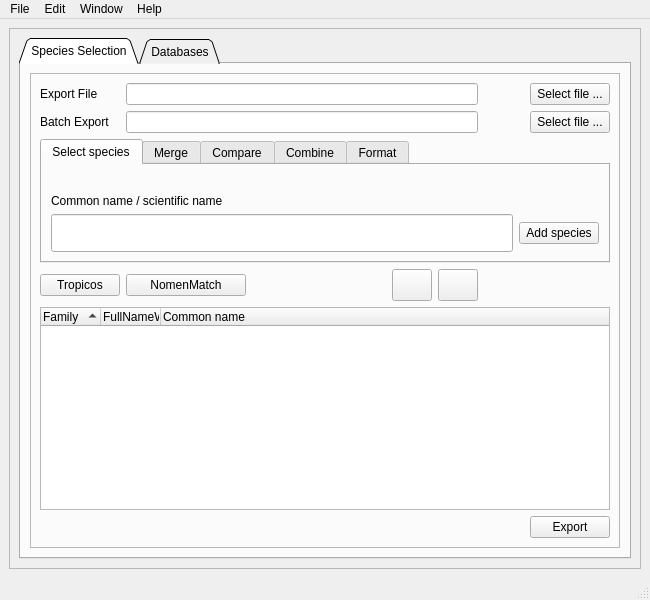
The window that src/ui/ui_main.ui (TaiBON/checklister) describes before a commit, drawn with Qt 5.
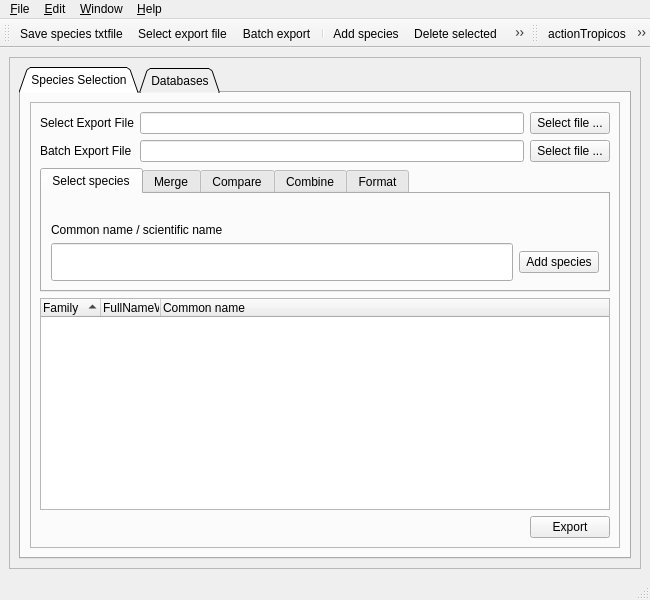
The same window after the commit. Icons and pictures are not drawn.

Commit message: redesign the ui 1. add toolbar 2. remove tropicos/nomenmatch search push buttons 3. change the app icon

```diff
--- a/src/ui/ui_main.ui
+++ b/src/ui/ui_main.ui
@@ -41,7 +41,7 @@
          <x>0</x>
          <y>0</y>
          <width>624</width>
-         <height>538</height>
+         <height>500</height>
         </rect>
        </property>
        <layout class="QGridLayout" name="gridLayout_4">
@@ -91,20 +91,48 @@
                <enum>QFrame::Raised</enum>
               </property>
               <layout class="QGridLayout" name="gridLayout_2">
-               <item row="1" column="8">
-                <widget class="QPushButton" name="butSlist">
+               <item row="1" column="2">
+                <widget class="QLineEdit" name="lineSlist">
                  <property name="sizePolicy">
-                  <sizepolicy hsizetype="Minimum" vsizetype="Fixed">
+                  <sizepolicy hsizetype="Expanding" vsizetype="Fixed">
                    <horstretch>0</horstretch>
                    <verstretch>0</verstretch>
                   </sizepolicy>
                  </property>
+                </widget>
+               </item>
+               <item row="1" column="0" colspan="2">
+                <widget class="QLabel" name="labelBatch">
+                 <property name="sizePolicy">
+                  <sizepolicy hsizetype="Fixed" vsizetype="Minimum">
+                   <horstretch>0</horstretch>
+                   <verstretch>0</verstretch>
+                  </sizepolicy>
+                 </property>
                  <property name="text">
-                  <string>Select file ...</string>
+                  <string>Batch Export File</string>
                  </property>
                 </widget>
                </item>
-               <item row="2" column="0" colspan="9">
+               <item row="4" column="3">
+                <widget class="QPushButton" name="butGenerateSp">
+                 <property name="sizePolicy">
+                  <sizepolicy hsizetype="Minimum" vsizetype="Maximum">
+                   <horstretch>0</horstretch>
+                   <verstretch>0</verstretch>
+                  </sizepolicy>
+                 </property>
+                 <property name="styleSheet">
+                  <string notr="true">QPushButton#butGenerateSp{
+	qproperty-icon: url(:images/export2.png);
+}</string>
+                 </property>
+                 <property name="text">
+                  <string>Export</string>
+                 </property>
+                </widget>
+               </item>
+               <item row="2" column="0" colspan="4">
                 <widget class="QTabWidget" name="tabWidget_2">
                  <property name="sizePolicy">
                   <sizepolicy hsizetype="Expanding" vsizetype="Minimum">
@@ -454,43 +482,62 @@
                  </widget>
                 </widget>
                </item>
-               <item row="1" column="0">
-                <widget class="QLabel" name="labelBatch">
+               <item row="1" column="3">
+                <widget class="QPushButton" name="butSlist">
                  <property name="sizePolicy">
-                  <sizepolicy hsizetype="Preferred" vsizetype="Minimum">
+                  <sizepolicy hsizetype="Minimum" vsizetype="Fixed">
                    <horstretch>0</horstretch>
                    <verstretch>0</verstretch>
                   </sizepolicy>
                  </property>
                  <property name="text">
-                  <string>Batch Export</string>
+                  <string>Select file ...</string>
                  </property>
                 </widget>
                </item>
-               <item row="0" column="0">
+               <item row="0" column="2">
+                <widget class="QLineEdit" name="lineOutputFilename">
+                 <property name="sizePolicy">
+                  <sizepolicy hsizetype="Expanding" vsizetype="Fixed">
+                   <horstretch>0</horstretch>
+                   <verstretch>0</verstretch>
+                  </sizepolicy>
+                 </property>
+                 <property name="text">
+                  <string/>
+                 </property>
+                </widget>
+               </item>
+               <item row="0" column="0" colspan="2">
                 <widget class="QLabel" name="labelExportFile">
                  <property name="sizePolicy">
-                  <sizepolicy hsizetype="Preferred" vsizetype="Minimum">
+                  <sizepolicy hsizetype="Fixed" vsizetype="Minimum">
                    <horstretch>0</horstretch>
                    <verstretch>0</verstretch>
                   </sizepolicy>
                  </property>
                  <property name="text">
-                  <string>Export File</string>
+                  <string>Select Export File</string>
                  </property>
                 </widget>
                </item>
-               <item row="1" column="1" colspan="6">
-                <widget class="QLineEdit" name="lineSlist">
+               <item row="0" column="3">
+                <widget class="QPushButton" name="butSelectOutput">
                  <property name="sizePolicy">
-                  <sizepolicy hsizetype="Expanding" vsizetype="Fixed">
+                  <sizepolicy hsizetype="Minimum" vsizetype="Fixed">
                    <horstretch>0</horstretch>
                    <verstretch>0</verstretch>
                   </sizepolicy>
                  </property>
+                 <property name="toolTip">
+                  <string>&lt;html&gt;&lt;head/&gt;&lt;body&gt;&lt;p&gt;Select export checklist file. Supported file formats: Microsoft Word 2007 (.docx), Open document format (.odt), markdown (.md). Default is docx and markdown.&lt;/p&gt;&lt;/body&gt;&lt;/html&gt;</string>
+                 </property>
+                 <property name="text">
+                  <string>Select file ...</string>
+                 </property>
                 </widget>
                </item>
-               <item row="4" column="0" colspan="9">
+               <item row="3" column="0" colspan="4">
                 <widget class="QTreeWidget" name="treeWidget">
                  <property name="sizePolicy">
                   <sizepolicy hsizetype="Expanding" vsizetype="Expanding">
@@ -557,155 +604,6 @@
                  </column>
                 </widget>
                </item>
-               <item row="3" column="0">
-                <widget class="QPushButton" name="butTropicos">
-                 <property name="toolTip">
-                  <string extracomment="Search Tropicos.org database">&lt;html&gt;&lt;head/&gt;&lt;body&gt;&lt;p&gt;Search Tropicos database&lt;/p&gt;&lt;/body&gt;&lt;/html&gt;</string>
-                 </property>
-                 <property name="whatsThis">
-                  <string>&lt;html&gt;&lt;head/&gt;&lt;body&gt;&lt;p&gt;Search Tropicos database&lt;/p&gt;&lt;/body&gt;&lt;/html&gt;</string>
-                 </property>
-                 <property name="styleSheet">
-                  <string notr="true">QPushButton#butTropicos{
-	qproperty-icon: url(:images/search.svg);
-}</string>
-                 </property>
-                 <property name="text">
-                  <string>Tropicos</string>
-                 </property>
-                </widget>
-               </item>
-               <item row="0" column="8">
-                <widget class="QPushButton" name="butSelectOutput">
-                 <property name="sizePolicy">
-                  <sizepolicy hsizetype="Minimum" vsizetype="Fixed">
-                   <horstretch>0</horstretch>
-                   <verstretch>0</verstretch>
-                  </sizepolicy>
-                 </property>
-                 <property name="toolTip">
-                  <string>&lt;html&gt;&lt;head/&gt;&lt;body&gt;&lt;p&gt;Select export checklist file. Supported file formats: Microsoft Word 2007 (.docx), Open document format (.odt), markdown (.md). Default is docx and markdown.&lt;/p&gt;&lt;/body&gt;&lt;/html&gt;</string>
-                 </property>
-                 <property name="text">
-                  <string>Select file ...</string>
-                 </property>
-                </widget>
-               </item>
-               <item row="5" column="8">
-                <widget class="QPushButton" name="butGenerateSp">
-                 <property name="sizePolicy">
-                  <sizepolicy hsizetype="Minimum" vsizetype="Maximum">
-                   <horstretch>0</horstretch>
-                   <verstretch>0</verstretch>
-                  </sizepolicy>
-                 </property>
-                 <property name="styleSheet">
-                  <string notr="true">QPushButton#butGenerateSp{
-	qproperty-icon: url(:images/export2.png);
-}</string>
-                 </property>
-                 <property name="text">
-                  <string>Export</string>
-                 </property>
-                </widget>
-               </item>
-               <item row="3" column="5">
-                <widget class="QPushButton" name="butDeleteSelection">
-                 <property name="sizePolicy">
-                  <sizepolicy hsizetype="Fixed" vsizetype="Minimum">
-                   <horstretch>1</horstretch>
-                   <verstretch>0</verstretch>
-                  </sizepolicy>
-                 </property>
-                 <property name="minimumSize">
-                  <size>
-                   <width>32</width>
-                   <height>32</height>
-                  </size>
-                 </property>
-                 <property name="toolTip">
-                  <string extracomment="Delete selected item(s)">&lt;html&gt;&lt;head/&gt;&lt;body&gt;&lt;p&gt;Delete selected item(s)&lt;/p&gt;&lt;/body&gt;&lt;/html&gt;</string>
-                 </property>
-                 <property name="styleSheet">
-                  <string notr="true">QPushButton#butDeleteSelection{
-	qproperty-icon: url(:images/delete.svg);
-}</string>
-                 </property>
-                 <property name="text">
-                  <string extracomment="delete selected item(s)"/>
-                 </property>
-                </widget>
-               </item>
-               <item row="3" column="6">
-                <widget class="QPushButton" name="butDeleteAll">
-                 <property name="sizePolicy">
-                  <sizepolicy hsizetype="Fixed" vsizetype="Maximum">
-                   <horstretch>0</horstretch>
-                   <verstretch>0</verstretch>
-                  </sizepolicy>
-                 </property>
-                 <property name="minimumSize">
-                  <size>
-                   <width>32</width>
-                   <height>32</height>
-                  </size>
-                 </property>
-                 <property name="toolTip">
-                  <string extracomment="Delete all items">&lt;html&gt;&lt;head/&gt;&lt;body&gt;&lt;p&gt;Delete all items&lt;/p&gt;&lt;/body&gt;&lt;/html&gt;</string>
-                 </property>
-                 <property name="styleSheet">
-                  <string notr="true">QPushButton#butDeleteAll{
-	qproperty-icon: url(:images/delete_all.svg);
-}</string>
-                 </property>
-                 <property name="text">
-                  <string extracomment="delete all items"/>
-                 </property>
-                </widget>
-               </item>
-               <item row="0" column="1" colspan="6">
-                <widget class="QLineEdit" name="lineOutputFilename">
-                 <property name="sizePolicy">
-                  <sizepolicy hsizetype="Expanding" vsizetype="Fixed">
-                   <horstretch>0</horstretch>
-                   <verstretch>0</verstretch>
-                  </sizepolicy>
-                 </property>
-                 <property name="text">
-                  <string/>
-                 </property>
-                </widget>
-               </item>
-               <item row="3" column="1">
-                <widget class="QPushButton" name="butNomenMatch">
-                 <property name="sizePolicy">
-                  <sizepolicy hsizetype="Fixed" vsizetype="Fixed">
-                   <horstretch>0</horstretch>
-                   <verstretch>0</verstretch>
-                  </sizepolicy>
-                 </property>
-                 <property name="minimumSize">
-                  <size>
-                   <width>120</width>
-                   <height>0</height>
-                  </size>
-                 </property>
-                 <property name="toolTip">
-                  <string>&lt;html&gt;&lt;head/&gt;&lt;body&gt;&lt;p&gt;Search NomenMatch — a scientific name match database&lt;/p&gt;&lt;/body&gt;&lt;/html&gt;</string>
-                 </property>
-                 <property name="whatsThis">
-                  <string>&lt;html&gt;&lt;head/&gt;&lt;body&gt;&lt;p&gt;Search NomenMatch (a scientific name matching webapp, thanks for @trashmai)&lt;/p&gt;&lt;/body&gt;&lt;/html&gt;</string>
-                 </property>
-                 <property name="styleSheet">
-                  <string notr="true">QPushButton#butNomenMatch{
-	qproperty-icon: url(:images/search.svg);
-}</string>
-                 </property>
-                 <property name="text">
-                  <string>NomenMatch</string>
-                 </property>
-                </widget>
-               </item>
               </layout>
              </widget>
             </item>
@@ -895,7 +793,7 @@
    </property>
    <widget class="QMenu" name="menuFile">
     <property name="title">
-     <string>File</string>
+     <string>&amp;File</string>
     </property>
     <addaction name="actionExport"/>
     <addaction name="actionBatch"/>
@@ -904,7 +802,7 @@
    </widget>
    <widget class="QMenu" name="menuEdit">
     <property name="title">
-     <string>Edit</string>
+     <string>&amp;Edit</string>
     </property>
     <addaction name="actionDeleteSel"/>
     <addaction name="actionDeleteAll"/>
@@ -912,7 +810,10 @@
    </widget>
    <widget class="QMenu" name="menuHelp">
     <property name="title">
-     <string>Help</string>
+     <string>&amp;Help</string>
+    </property>
+    <property name="toolTipsVisible">
+     <bool>true</bool>
     </property>
     <addaction name="actionAbout"/>
     <addaction name="actionHomepage"/>
@@ -920,7 +821,7 @@
    </widget>
    <widget class="QMenu" name="menuWindow">
     <property name="title">
-     <string>Window</string>
+     <string>&amp;Window</string>
     </property>
     <addaction name="actionMinimize"/>
     <addaction name="actionMaximize"/>
@@ -931,9 +832,51 @@
    <addaction name="menuWindow"/>
    <addaction name="menuHelp"/>
   </widget>
-  <action name="actionExport">
+  <widget class="QToolBar" name="toolBar">
+   <property name="windowTitle">
+    <string>toolBar</string>
+   </property>
+   <attribute name="toolBarArea">
+    <enum>TopToolBarArea</enum>
+   </attribute>
+   <attribute name="toolBarBreak">
+    <bool>false</bool>
+   </attribute>
+   <addaction name="actionSaveTxt"/>
+   <addaction name="actionSelectExport"/>
+   <addaction name="actionBatch"/>
+   <addaction name="separator"/>
+   <addaction name="actionAddSpecies"/>
+   <addaction name="actionDeleteSel"/>
+   <addaction name="actionDeleteAll"/>
+   <addaction name="actionExportChecklist"/>
+  </widget>
+  <widget class="QToolBar" name="toolBar_2">
+   <property name="windowTitle">
+    <string>toolBar_2</string>
+   </property>
+   <attribute name="toolBarArea">
+    <enum>TopToolBarArea</enum>
+   </attribute>
+   <attribute name="toolBarBreak">
+    <bool>false</bool>
+   </attribute>
+   <addaction name="actionTropicos"/>
+   <addaction name="actionNomenMatch"/>
+   <addaction name="separator"/>
+   <addaction name="actionHomepage"/>
+   <addaction name="actionReportIssues"/>
+  </widget>
+  <action name="actionSelectExport">
+   <property name="icon">
+    <iconset resource="../iconResources.qrc">
+     <normaloff>:/icons/export.svg</normaloff>:/icons/export.svg</iconset>
+   </property>
    <property name="text">
-    <string>Export File</string>
+    <string>Select export file</string>
+   </property>
+   <property name="iconText">
+    <string>Select export file</string>
    </property>
    <property name="toolTip">
     <string>Export File</string>
@@ -946,6 +889,9 @@
    <property name="text">
     <string>Batch export</string>
    </property>
+   <property name="iconText">
+    <string>Batch export</string>
+   </property>
    <property name="shortcut">
     <string>Ctrl+B</string>
    </property>
@@ -1027,6 +973,84 @@
     <string>Ctrl+Shift+M</string>
    </property>
   </action>
+  <action name="actionTropicos">
+   <property name="icon">
+    <iconset resource="../iconResources.qrc">
+     <normaloff>:/icons/tropicos.svg</normaloff>:/icons/tropicos.svg</iconset>
+   </property>
+   <property name="text">
+    <string>actionTropicos</string>
+   </property>
+   <property name="toolTip">
+    <string>Search Tropicos database</string>
+   </property>
+   <property name="shortcut">
+    <string>Ctrl+T</string>
+   </property>
+   <property name="iconVisibleInMenu">
+    <bool>false</bool>
+   </property>
+  </action>
+  <action name="actionSaveTxt">
+   <property name="icon">
+    <iconset resource="../iconResources.qrc">
+     <normaloff>:/icons/save_txt.svg</normaloff>:/icons/save_txt.svg</iconset>
+   </property>
+   <property name="text">
+    <string>&amp;Save species txtfile</string>
+   </property>
+   <property name="shortcut">
+    <string>Ctrl+S</string>
+   </property>
+   <property name="iconVisibleInMenu">
+    <bool>false</bool>
+   </property>
+  </action>
+  <action name="actionExportChecklist">
+   <property name="icon">
+    <iconset resource="../iconResources.qrc">
+     <normaloff>:/icons/execute_export.svg</normaloff>:/icons/execute_export.svg</iconset>
+   </property>
+   <property name="text">
+    <string>Export checklist!</string>
+   </property>
+   <property name="shortcut">
+    <string>Ctrl+E</string>
+   </property>
+   <property name="iconVisibleInMenu">
+    <bool>false</bool>
+   </property>
+  </action>
+  <action name="actionNomenMatch">
+   <property name="icon">
+    <iconset resource="../iconResources.qrc">
+     <normaloff>:/icons/nomenmatch.svg</normaloff>:/icons/nomenmatch.svg</iconset>
+   </property>
+   <property name="text">
+    <string>actionNomenMatch</string>
+   </property>
+   <property name="toolTip">
+    <string>Search NomenMatch database</string>
+   </property>
+   <property name="shortcut">
+    <string>Ctrl+J</string>
+   </property>
+  </action>
+  <action name="actionAddSpecies">
+   <property name="icon">
+    <iconset resource="../iconResources.qrc">
+     <normaloff>:/icons/addspecies.svg</normaloff>:/icons/addspecies.svg</iconset>
+   </property>
+   <property name="text">
+    <string>Add species</string>
+   </property>
+   <property name="shortcut">
+    <string>Ctrl+Return</string>
+   </property>
+   <property name="iconVisibleInMenu">
+    <bool>false</bool>
+   </property>
+  </action>
  </widget>
  <resources>
   <include location="../iconResources.qrc"/>
```
Left out of the diff: 47 changed lines with no effect on the pictures. The commit also changes 23 other files.
